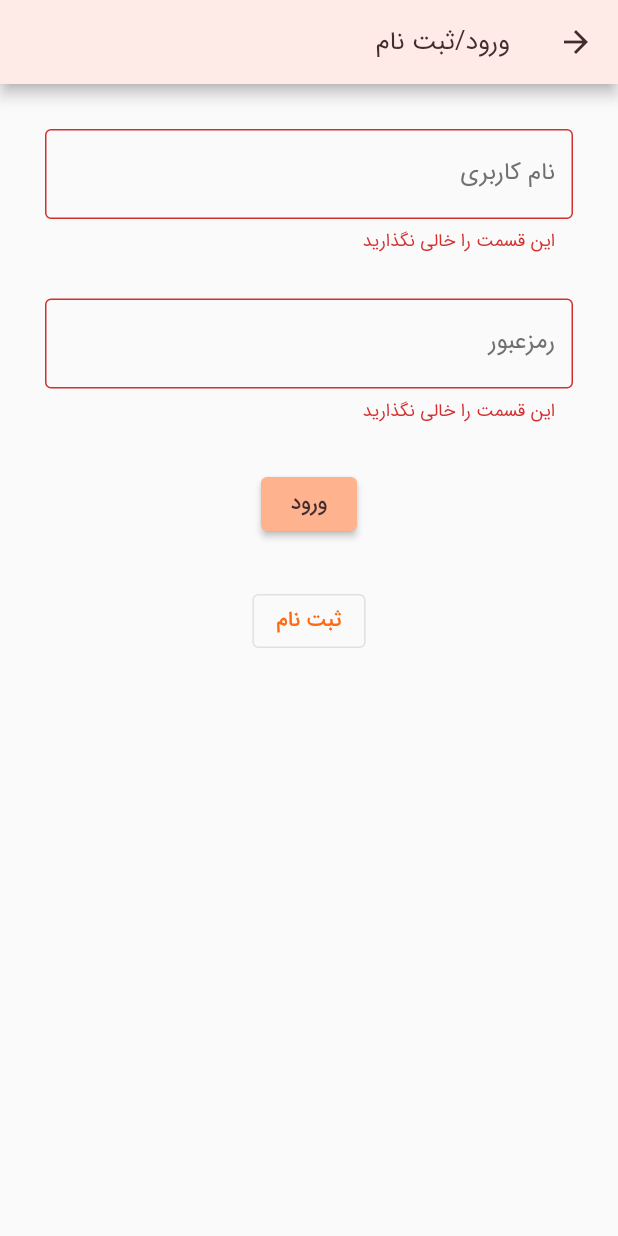
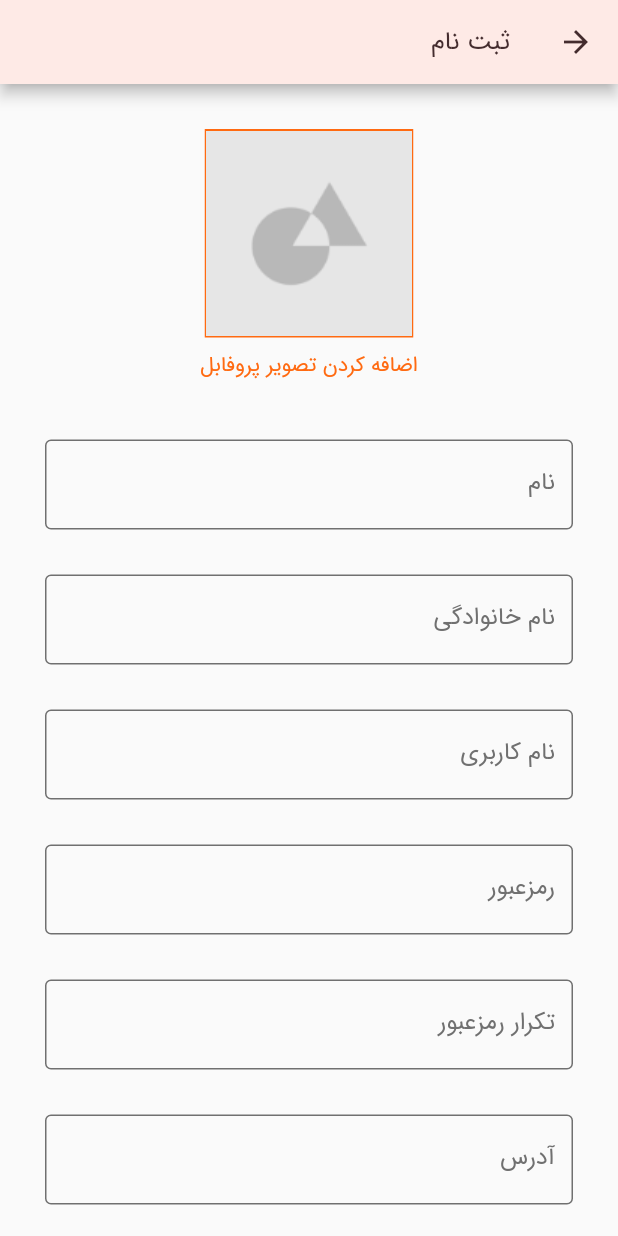
Before and after one commit to negahdaripour/e_commerce, a Flutter app: the LoginPage screen opened by its route, after a tap on "ورود", after a tap on "ثبت نام", on a phone screen of 412 x 824 dp. Run offline on Flutter 3.47's test engine with Material 2 defaults, Android fonts, the light colour scheme and no system bars; our stand-ins replace dio, get, image_picker; accounts and stored records are empty; network calls fail; Roboto replaces fonts that are missing (IranSans); statements that could not run were skipped.

Commit message:
signup page

```diff
--- a/lib/assets/i18n/en_US.json
+++ b/lib/assets/i18n/en_US.json
@@ -45,7 +45,10 @@
 		"add_product_picture" : "add product picture",
 		"edit_product" : "Edit Product",
 		"edit_product_picture" : "edit product picture",
-		"items": ""
+		"items": "",
+		"repeat_password" : "repeat password",
+		"address" : "address",
+		"add_profile_picture" : "Add Profile Picture"
 
 	}
 }
--- a/lib/assets/i18n/fa_IR.json
+++ b/lib/assets/i18n/fa_IR.json
@@ -45,7 +45,10 @@
 		"add_product_picture" : "اضافه کردن تصویر محصول",
 		"edit_product" : "ویرایش محصول",
 		"edit_product_picture" : "ویراش تصویر محصول",
-		"items": "عدد"
+		"items": "عدد",
+		"repeat_password" : "تکرار رمزعبور",
+		"address" : "آدرس",
+		"add_profile_picture" : "اضافه کردن تصویر پروفابل"
 
 	}
 }
--- a/lib/src/infrastructure/routes/e_commerce_route_names.dart
+++ b/lib/src/infrastructure/routes/e_commerce_route_names.dart
@@ -1,5 +1,6 @@
 class ECommerceRouteNames {
   static const String loginPage = '/e_commerce_module_login_page/';
+  static const String signupPage = '/e_commerce_module_signup_page';
   static const String splashPage = '/e_commerce_module_splash_page';
   static const String adminProductsPage =
       '/e_commerce_module_admin_products_page';
--- a/lib/src/infrastructure/routes/e_commerce_route_pages.dart
+++ b/lib/src/infrastructure/routes/e_commerce_route_pages.dart
@@ -1,3 +1,5 @@
+import 'package:e_commerce/src/pages/signup/bindings/signup_binding.dart';
+import 'package:e_commerce/src/pages/signup/views/signup_page.dart';
 import 'package:get/get.dart';
 
 import '../../pages/add_or_edit_product/bindings/add_product_binding.dart';
@@ -40,6 +42,11 @@ class ECommerceRoutePage {
       name: ECommerceRouteNames.editProductPage,
       page: () => const AddOrEditPage<EditProductController>(),
       binding: EditProductBinding(),
+    ),
+    GetPage(
+      name: ECommerceRouteNames.signupPage,
+      page: () => const SignupPage(),
+      binding: SignupPageBinding(),
     )
   ];
 }
--- a/lib/src/pages/add_or_edit_product/views/add_or_edit_page.dart
+++ b/lib/src/pages/add_or_edit_product/views/add_or_edit_page.dart
@@ -28,7 +28,7 @@ class AddOrEditPage<T extends BaseController> extends GetView<T> {
         child: ListView(
           shrinkWrap: true,
           children: [
-            _imageHolder(context),
+            _productPicture(context),
             _addProductPicture(context),
             _titleAndCount(),
             _tagsField(),
@@ -42,7 +42,7 @@ class AddOrEditPage<T extends BaseController> extends GetView<T> {
         ),
       );
 
-  Widget _imageHolder(final BuildContext context) => Padding(
+  Widget _productPicture(final BuildContext context) => Padding(
         padding: EdgeInsets.only(bottom: ECommerceUtils.largePadding),
         child: Align(
           child: Container(
--- a/lib/src/pages/login/controllers/login_page_controller.dart
+++ b/lib/src/pages/login/controllers/login_page_controller.dart
@@ -1,4 +1,4 @@
-import 'package:flutter/cupertino.dart';
+import 'package:flutter/material.dart';
 import 'package:get/get.dart';
 
 import '../../../../generated/locales.g.dart';
--- a/lib/src/pages/login/views/login_page.dart
+++ b/lib/src/pages/login/views/login_page.dart
@@ -26,7 +26,7 @@ class LoginPage extends GetView<LoginPageController> {
           children: <Widget>[
             _loginForm(),
             _logIn(context),
-            _signIn(),
+            _signUp(),
           ],
         ),
       );
@@ -38,6 +38,23 @@ class LoginPage extends GetView<LoginPageController> {
             _username(),
             _password(),
           ],
+        ),
+      );
+
+  Widget _username() => Padding(
+        padding: EdgeInsetsDirectional.only(
+            top: ECommerceUtils.bodyVerticalPadding,
+            bottom: ECommerceUtils.bodyVerticalPadding),
+        child: TextFormField(
+          controller: controller.usernameTextController,
+          decoration: InputDecoration(
+            border: const OutlineInputBorder(),
+            label: Text(LocaleKeys.shared_username.tr),
+          ),
+          validator: (final value) {
+            controller.validateUsername(value);
+            return controller.usernameValidation;
+          },
         ),
       );
 
@@ -55,23 +72,6 @@ class LoginPage extends GetView<LoginPageController> {
             return controller.passwordValidation;
           },
           // prefixIcon: const Icon(Icons.remove_red_eye)), //TODO add remove_red_eye icon
-        ),
-      );
-
-  Widget _username() => Padding(
-        padding: EdgeInsetsDirectional.only(
-            top: ECommerceUtils.bodyVerticalPadding,
-            bottom: ECommerceUtils.bodyVerticalPadding),
-        child: TextFormField(
-          controller: controller.usernameTextController,
-          decoration: InputDecoration(
-            border: const OutlineInputBorder(),
-            label: Text(LocaleKeys.shared_username.tr),
-          ),
-          validator: (final value) {
-            controller.validateUsername(value);
-            return controller.usernameValidation;
-          },
         ),
       );
 
@@ -100,13 +100,13 @@ class LoginPage extends GetView<LoginPageController> {
         ),
       );
 
-  Widget _signIn() => Padding(
+  Widget _signUp() => Padding(
         padding: EdgeInsetsDirectional.only(
             bottom: ECommerceUtils.bodyVerticalPadding),
         child: Align(
           child: OutlinedButton(
             onPressed: () {
-              //TODO implement signup
+              Get.toNamed(ECommerceRouteNames.signupPage);
             },
             child: Text(LocaleKeys.shared_signup.tr),
           ),
--- a/lib/src/pages/shared/models/user_dto.dart
+++ b/lib/src/pages/shared/models/user_dto.dart
@@ -1,6 +1,7 @@
 import 'cart_item_view_model.dart';
 
 class UserDto {
+  final String picture;
   final String firstname;
   final String lastname;
   final String username;
@@ -11,6 +12,7 @@ class UserDto {
   final List<CartItemViewModel> cart;
 
   UserDto({
+    required final this.picture,
     required final this.firstname,
     required final this.lastname,
     required final this.username,
@@ -25,6 +27,7 @@ class UserDto {
     final List<Map<String, dynamic>> userCart =
         cart.map((final e) => e.toJson()).toList();
     return {
+      'picture': picture,
       'first_name': firstname,
       'last_name': lastname,
       'username': username,
@@ -38,7 +41,8 @@ class UserDto {
 
   @override
   String toString() =>
-      'UserDto{firstname: $firstname, lastname: $lastname, username: $username,'
+      'UserDto{picture: $picture, firstname: $firstname, lastname: $lastname,'
+      ' username: $username,'
       ' password: $password, address: $address, isAdmin: $isAdmin,'
       ' favourites: $favourites, cart: $cart}';
 }
--- a/lib/src/pages/shared/models/user_view_model.dart
+++ b/lib/src/pages/shared/models/user_view_model.dart
@@ -2,6 +2,7 @@ import 'cart_item_view_model.dart';
 
 class UserViewModel {
   final int id;
+  final String picture;
   final String firstname;
   final String lastname;
   final String username;
@@ -13,6 +14,7 @@ class UserViewModel {
 
   UserViewModel(
       {required final this.id,
+      required final this.picture,
       required final this.firstname,
       required final this.lastname,
       required final this.username,
@@ -37,6 +39,7 @@ class UserViewModel {
 
     return UserViewModel(
         id: json['id'],
+        picture: json['picture'],
         firstname: json['first_name'],
         lastname: json['last_name'],
         username: json['username'],
@@ -49,6 +52,7 @@ class UserViewModel {
 
   UserViewModel copyWith({
     final int? id,
+    final String? picture,
     final String? firstname,
     final String? lastname,
     final String? username,
@@ -60,6 +64,7 @@ class UserViewModel {
   }) =>
       UserViewModel(
           id: id ?? this.id,
+          picture: picture ?? this.picture,
           firstname: firstname ?? this.firstname,
           lastname: lastname ?? this.lastname,
           username: username ?? this.username,
--- /dev/null
+++ b/lib/src/pages/signup/bindings/signup_binding.dart
@@ -0,0 +1,10 @@
+import 'package:get/get.dart';
+
+import '../controllers/signup_controller.dart';
+
+class SignupPageBinding extends Bindings {
+  @override
+  void dependencies() {
+    Get.lazyPut(SignupPageController.new);
+  }
+}
--- /dev/null
+++ b/lib/src/pages/signup/controllers/signup_controller.dart
@@ -0,0 +1,135 @@
+import 'dart:convert';
+import 'dart:io';
+import 'dart:typed_data';
+
+import 'package:flutter/material.dart';
+import 'package:get/get.dart';
+import 'package:image_picker/image_picker.dart';
+
+import '../../../../generated/locales.g.dart';
+import '../../shared/models/user_dto.dart';
+import '../../shared/models/user_view_model.dart';
+import '../repositories/signup_repository.dart';
+
+class SignupPageController extends GetxController {
+  SignupRepository signupRepository = SignupRepository();
+
+  File? imageResult;
+  Rxn<Uint8List> imageBytes = Rxn();
+  late ImagePicker imagePicker;
+
+  void getImageResult(final ImageSource source) async {
+    final XFile? image = await imagePicker.pickImage(
+        source: source,
+        imageQuality: 50,
+        preferredCameraDevice: CameraDevice.front);
+    if (image != null) {
+      imageResult = File(image.path);
+      imageBytes.value = imageResult!.readAsBytesSync();
+      Get.back();
+    }
+  }
+
+  String imageToString(final File image) {
+    final List<int> imageBytes = image.readAsBytesSync();
+    return base64.encode(imageBytes);
+  }
+
+  final formKey = GlobalKey<FormState>();
+  final TextEditingController firstnameController = TextEditingController();
+  final TextEditingController lastnameController = TextEditingController();
+  final TextEditingController usernameController = TextEditingController();
+  final TextEditingController passwordController = TextEditingController();
+  final TextEditingController repeatPasswordController =
+      TextEditingController();
+  final TextEditingController addressController = TextEditingController();
+
+  List<UserViewModel> users = [];
+  String? usernameValidation;
+  String? passwordValidation;
+  String? repeatPasswordValidation;
+  String? password;
+
+  Future<void> getUsers() async {
+    users = await signupRepository.getUsers();
+  }
+
+  String? checkEmptyField(final String? text) {
+    if (text == null || text.isEmpty) {
+      return LocaleKeys.shared_do_not_leave_field_empty.tr;
+    }
+    return null;
+  }
+
+  String? checkUsernameNotInDB(final String? value) {
+    bool isInDB = false;
+    for (final element in users) {
+      if (element.username == value) {
+        isInDB = true;
+      }
+    }
+    return isInDB ? 'نام کاربری تکراری است' : null;
+  }
+
+  String? checkPasswordQuality(final String value) {
+    if (value.length < 6) {
+      return 'رمزعبور با حداقل طول 6';
+    }
+    //TODO add more requirements
+  }
+
+  String? validateUsername(final String? value) {
+    usernameValidation = checkEmptyField(value);
+    usernameValidation ??= checkUsernameNotInDB(value);
+    return usernameValidation;
+  }
+
+  String? validatePassword(final String? value) {
+    passwordValidation = checkEmptyField(value);
+    passwordValidation ??= checkPasswordQuality(value!);
+    if (passwordValidation == null) {
+      password = value;
+    }
+    return passwordValidation;
+  }
+
+  String? validateRepeatedPassword(final String? value) {
+    repeatPasswordValidation = checkEmptyField(value);
+    if (passwordController.text.isEmpty) {
+      repeatPasswordValidation ??= 'اول رمزعبور را وارد کنید';
+    }
+    if (repeatPasswordValidation == null) {
+      if (value != password) {
+        repeatPasswordValidation ??= 'رمزعبور مطابقت ندارد';
+      }
+    }
+    return repeatPasswordValidation;
+  }
+
+  Future<void> addUser() async {
+    final String firstname = firstnameController.text;
+    final String lastname = lastnameController.text;
+    final String username = usernameController.text;
+    final String address = addressController.text;
+
+    final UserDto userDto = UserDto(
+        picture: imageToString(imageResult!),
+        firstname: firstname,
+        lastname: lastname,
+        username: username,
+        password: password!,
+        address: address,
+        isAdmin: false,
+        favourites: [],
+        cart: []);
+
+    await signupRepository.addUser(userDto);
+  }
+
+  @override
+  void onInit() async {
+    super.onInit();
+    imagePicker = ImagePicker();
+    await getUsers();
+  }
+}
--- /dev/null
+++ b/lib/src/pages/signup/repositories/signup_repository.dart
@@ -0,0 +1,25 @@
+import '../../../infrastructure/commons/dio.dart';
+import '../../shared/models/user_dto.dart';
+import '../../shared/models/user_view_model.dart';
+
+class SignupRepository {
+  HttpClient fetcher = HttpClient.dio('http://192.168.7.57:3000/');
+
+  Future<UserViewModel> getUser(final int id) async {
+    final result = await fetcher.get('user/$id', null);
+    final UserViewModel userViewModel = UserViewModel.fromJson(result);
+    return userViewModel;
+  }
+
+  Future<List<UserViewModel>> getUsers() async {
+    final List<dynamic> result = await fetcher.get('user', null);
+    final List<UserViewModel> list = result
+        .map((final e) => UserViewModel.fromJson(e as Map<String, dynamic>))
+        .toList();
+    return list;
+  }
+
+  Future<void> addUser(final UserDto user) async {
+    await fetcher.post('user', user.toJson());
+  }
+}
--- /dev/null
+++ b/lib/src/pages/signup/views/signup_page.dart
@@ -0,0 +1,235 @@
+import 'package:flutter/material.dart';
+import 'package:get/get.dart';
+import 'package:image_picker/image_picker.dart';
+
+import '../../../../generated/locales.g.dart';
+import '../../../infrastructure/utils/e_commerce_utils.dart';
+import '../controllers/signup_controller.dart';
+
+class SignupPage extends GetView<SignupPageController> {
+  const SignupPage({final Key? key}) : super(key: key);
+
+  @override
+  Widget build(final BuildContext context) => Scaffold(
+        appBar: AppBar(
+          title: Text(LocaleKeys.shared_signup.tr),
+        ),
+        body: _body(context),
+      );
+
+  Widget _body(final BuildContext context) => Padding(
+        padding: EdgeInsetsDirectional.only(
+          start: ECommerceUtils.bodyHorizontalPadding,
+          end: ECommerceUtils.bodyHorizontalPadding,
+        ),
+        child: ListView(
+          children: <Widget>[
+            _signupForm(context),
+            _signUp(context),
+          ],
+        ),
+      );
+
+  Widget _signupForm(final BuildContext context) => Form(
+        key: controller.formKey,
+        child: Column(
+          children: [
+            _productPicture(context),
+            _addProductPicture(context),
+            _firstname(),
+            _lastname(),
+            _username(),
+            _password(),
+            _repeatPassword(),
+            _address(),
+          ],
+        ),
+      );
+
+  Widget _productPicture(final BuildContext context) => Obx(() => Padding(
+        padding: EdgeInsets.only(
+            top: ECommerceUtils.bodyHorizontalPadding,
+            bottom: ECommerceUtils.largePadding),
+        child: Align(
+          child: Container(
+            width: ECommerceUtils.imageHolderWidth,
+            height: ECommerceUtils.imageHolderHeight,
+            decoration: BoxDecoration(color: Theme.of(context).primaryColor),
+            child: controller.imageBytes.value != null
+                ? Image.memory(
+                    controller.imageBytes.value!,
+                    width: ECommerceUtils.imageHolderWidth,
+                    height: ECommerceUtils.imageHolderHeight,
+                    fit: BoxFit.fitHeight,
+                  )
+                : SizedBox(
+                    width: ECommerceUtils.imageHolderWidth,
+                    height: ECommerceUtils.imageHolderHeight,
+                    child: Image.asset(
+                      './lib/assets/images/image2.png',
+                      package: 'e_commerce',
+                    ),
+                  ),
+          ),
+        ),
+      ));
+
+  Widget _addProductPicture(final BuildContext context) => Padding(
+        padding: EdgeInsets.only(bottom: ECommerceUtils.largePadding),
+        child: Align(
+          child: InkWell(
+            onTap: () {
+              showModalBottomSheet(
+                context: context,
+                builder: (final context) => Column(
+                  mainAxisSize: MainAxisSize.min,
+                  crossAxisAlignment: CrossAxisAlignment.start,
+                  children: [
+                    _gallery(context),
+                    _camera(context),
+                  ],
+                ),
+              );
+            },
+            child: Text(
+              LocaleKeys.shared_add_profile_picture.tr,
+              style: TextStyle(color: Theme.of(context).primaryColor),
+            ),
+          ),
+        ),
+      );
+
+  Widget _gallery(final BuildContext context) => Padding(
+        padding: EdgeInsets.all(ECommerceUtils.bottomSheetPadding),
+        child: GestureDetector(
+          child: Text(
+            LocaleKeys.shared_gallery.tr,
+            style: TextStyle(color: Theme.of(context).secondaryHeaderColor),
+          ),
+          onTap: () {
+            controller.getImageResult(ImageSource.gallery);
+          },
+        ),
+      );
+
+  Widget _camera(final BuildContext context) => Padding(
+        padding: EdgeInsets.all(ECommerceUtils.bottomSheetPadding),
+        child: GestureDetector(
+          onTap: () {
+            controller.getImageResult(ImageSource.camera);
+          },
+          child: Text(
+            LocaleKeys.shared_camera.tr,
+            style: TextStyle(color: Theme.of(context).secondaryHeaderColor),
+          ),
+        ),
+      );
+
+  Widget _firstname() => Padding(
+        padding:
+            EdgeInsetsDirectional.only(top: ECommerceUtils.bodyVerticalPadding),
+        child: TextFormField(
+          controller: controller.firstnameController,
+          decoration: InputDecoration(
+            border: const OutlineInputBorder(),
+            label: Text(LocaleKeys.shared_first_name.tr),
+          ),
+          validator: (final value) => controller.checkEmptyField(value),
+        ),
+      );
+
+  Widget _lastname() => Padding(
+        padding:
+            EdgeInsetsDirectional.only(top: ECommerceUtils.bodyVerticalPadding),
+        child: TextFormField(
+          controller: controller.lastnameController,
+          decoration: InputDecoration(
+            border: const OutlineInputBorder(),
+            label: Text(LocaleKeys.shared_last_name.tr),
+          ),
+          validator: (final value) => controller.checkEmptyField(value),
+        ),
+      );
+
+  Widget _username() => Padding(
+        padding: EdgeInsetsDirectional.only(
+          top: ECommerceUtils.bodyVerticalPadding,
+        ),
+        child: TextFormField(
+          controller: controller.usernameController,
+          decoration: InputDecoration(
+            border: const OutlineInputBorder(),
+            label: Text(LocaleKeys.shared_username.tr),
+          ),
+          validator: (final value) => controller.validateUsername(value),
+        ),
+      );
+
+  Widget _password() => Padding(
+        padding: EdgeInsetsDirectional.only(
+          top: ECommerceUtils.bodyVerticalPadding,
+        ),
+        child: TextFormField(
+          controller: controller.passwordController,
+          decoration: InputDecoration(
+            border: const OutlineInputBorder(),
+            label: Text(LocaleKeys.shared_password.tr),
+          ),
+          validator: (final value) => controller.validatePassword(value),
+        ),
+      );
+
+  Widget _repeatPassword() => Padding(
+        padding: EdgeInsetsDirectional.only(
+          top: ECommerceUtils.bodyVerticalPadding,
+        ),
+        child: TextFormField(
+          controller: controller.repeatPasswordController,
+          decoration: InputDecoration(
+            border: const OutlineInputBorder(),
+            label: Text(LocaleKeys.shared_repeat_password.tr),
+          ),
+          validator: (final value) =>
+              controller.validateRepeatedPassword(value),
+        ),
+      );
+
+  Widget _address() => Padding(
+        padding: EdgeInsetsDirectional.only(
+          top: ECommerceUtils.bodyVerticalPadding,
+          bottom: ECommerceUtils.bodyVerticalPadding,
+        ),
+        child: TextFormField(
+          controller: controller.addressController,
+          decoration: InputDecoration(
+            border: const OutlineInputBorder(),
+            label: Text(LocaleKeys.shared_address.tr),
+          ),
+          validator: (final value) => controller.checkEmptyField(value),
+        ),
+      );
+
+  Widget _signUp(final BuildContext context) => Padding(
+        padding: EdgeInsetsDirectional.only(
+            bottom: ECommerceUtils.bodyVerticalPadding),
+        child: Align(
+          child: ElevatedButton(
+            onPressed: () {
+              if (controller.formKey.currentState!.validate()) {
+                if (controller.imageBytes.value != null) {
+                  controller.addUser();
+                  //TODO go to user product page
+                } else {
+                  ScaffoldMessenger.of(context).showSnackBar(
+                    SnackBar(
+                      content: Text(LocaleKeys.shared_no_picture_added.tr),
+                    ),
+                  );
+                }
+              }
+            },
+            child: Text(LocaleKeys.shared_signup.tr),
+          ),
+        ),
+      );
+}
--- a/lib/src/pages/splash/controllers/splash_page_controller.dart
+++ b/lib/src/pages/splash/controllers/splash_page_controller.dart
@@ -26,6 +26,7 @@ class SplashPageController extends GetxController {
   }
 
   UserDto createFirstAdmin() => UserDto(
+      picture: '',
       firstname: '',
       lastname: '',
       username: 'admin',
```
Also changed, not shown: lib/generated/locales.g.dart.
